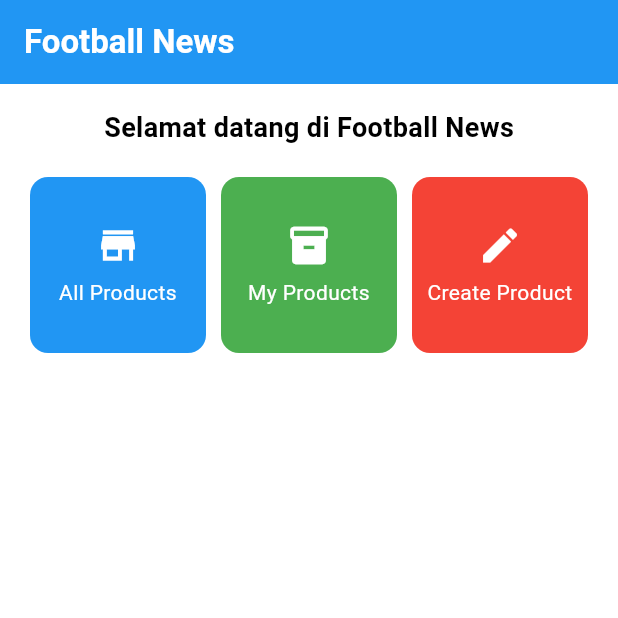
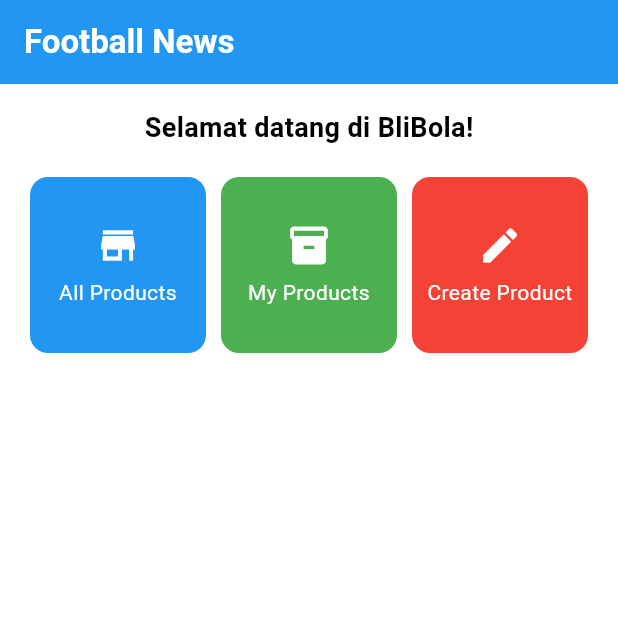
Before and after one commit to DionWsdm/BliBola-mobile, a Flutter app: the screen it shows after launch, on a phone screen of 412 x 824 dp, the top half of it. Run offline on Flutter 3.47's test engine with Material 3 defaults, Android fonts, the phone set to English and light mode, and no system bars.

Commit message:
fix: minor bug

```diff
--- a/lib/menu.dart
+++ b/lib/menu.dart
@@ -99,7 +99,7 @@
                   const Padding(
                     padding: EdgeInsets.only(top: 16.0),
                     child: Text(
-                      'Selamat datang di Football News',
+                      'Selamat datang di BliBola!',
                       style: TextStyle(
                         fontWeight: FontWeight.bold,
                         fontSize: 18.0,
```
